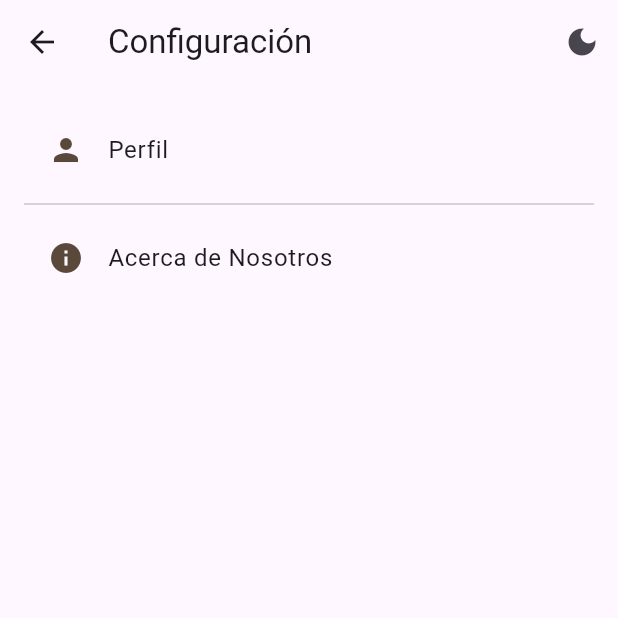
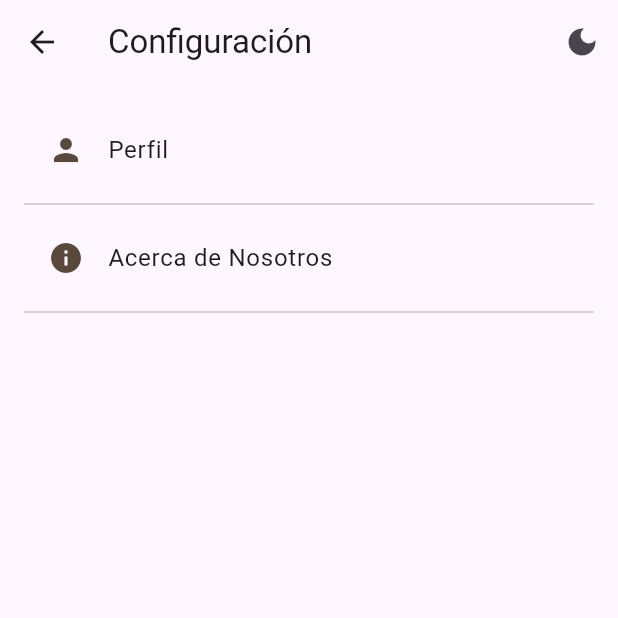
Before and after one commit to Ipeross/Examen_Moviles_Feast_Fit_IPO, a Flutter app: the SettingsScreen screen opened directly, on a phone screen of 412 x 824 dp, the top half of it. Run offline on Flutter 3.47's test engine with Material 3 defaults, Android fonts, the phone set to English and light mode, and no system bars.

Commit message:
Implement the widget in SettingsScreen

```diff
--- a/lib/screens/settings_screen.dart
+++ b/lib/screens/settings_screen.dart
@@ -1,22 +1,28 @@
+import 'package:feast_fit/screens/screens.dart';
 import 'package:feast_fit/theme/theme_provider.dart';
+import 'package:feast_fit/widgets/widgets.dart';
 import 'package:flutter/material.dart';
 import 'package:provider/provider.dart';
-import 'profile_screen.dart';
-import 'about_us_screen.dart';
+
+
 
 class SettingsScreen extends StatelessWidget {
   const SettingsScreen({super.key});
 
   @override
   Widget build(BuildContext context) {
-        final themeProvider = Provider.of<ThemeProvider>(context);
+    final themeProvider = Provider.of<ThemeProvider>(context);
 
     return Scaffold(
       appBar: AppBar(
         title: const Text('Configuración'),
         actions: [
           IconButton(
-            icon: Icon(themeProvider.themeMode == ThemeMode.dark ? Icons.light_mode : Icons.dark_mode),
+            icon: Icon(
+              themeProvider.themeMode == ThemeMode.dark
+                ? Icons.light_mode
+                : Icons.dark_mode
+            ),
             onPressed: () {
               themeProvider.toggleTheme();
             },
@@ -24,11 +30,11 @@ class SettingsScreen extends StatelessWidget {
         ],
       ),
       body: ListView(
-        padding: EdgeInsets.all(16.0),
+        padding: const EdgeInsets.all(16.0),
         children: [
-          ListTile(
-            leading: const Icon(Icons.person, color: Color.fromARGB(255, 90, 72, 58)),
-            title: const Text('Perfil'),
+          SettingsList(
+            icon: Icons.person,
+            title: 'Perfil',
             onTap: () {
               Navigator.push(
                 context,
@@ -45,10 +51,9 @@ class SettingsScreen extends StatelessWidget {
               );
             },
           ),
-          const Divider(),
-          ListTile(
-            leading: const Icon(Icons.info, color: Color.fromARGB(255, 90, 72, 58)),
-            title: const Text('Acerca de Nosotros'),
+          SettingsList(
+            icon: Icons.info,
+            title: 'Acerca de Nosotros',
             onTap: () {
               Navigator.push(
                 context,
--- a/lib/widgets/widgets.dart
+++ b/lib/widgets/widgets.dart
@@ -0,0 +1 @@
+export 'package:feast_fit/widgets/settings_list.dart';
```
